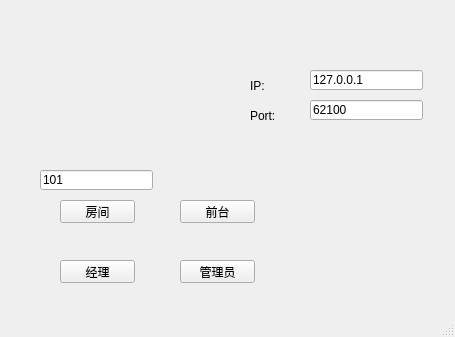
Before: the Qt Designer form Client/mainwindow.ui in Seizzzz/AirConditionerSolution, drawn with Qt 5.
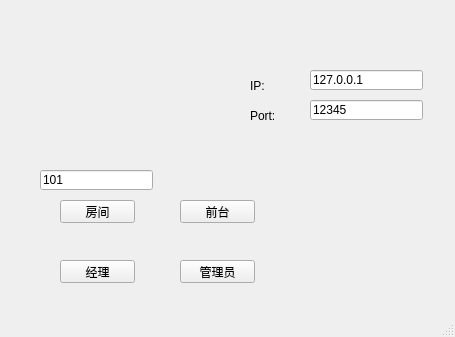
After: the same form once the commit is applied.

```diff
--- a/Client/mainwindow.ui
+++ b/Client/mainwindow.ui
@@ -50,7 +50,7 @@
      </rect>
     </property>
     <property name="text">
-     <string>62100</string>
+     <string>12345</string>
     </property>
    </widget>
    <widget class="QLabel" name="label">
```
